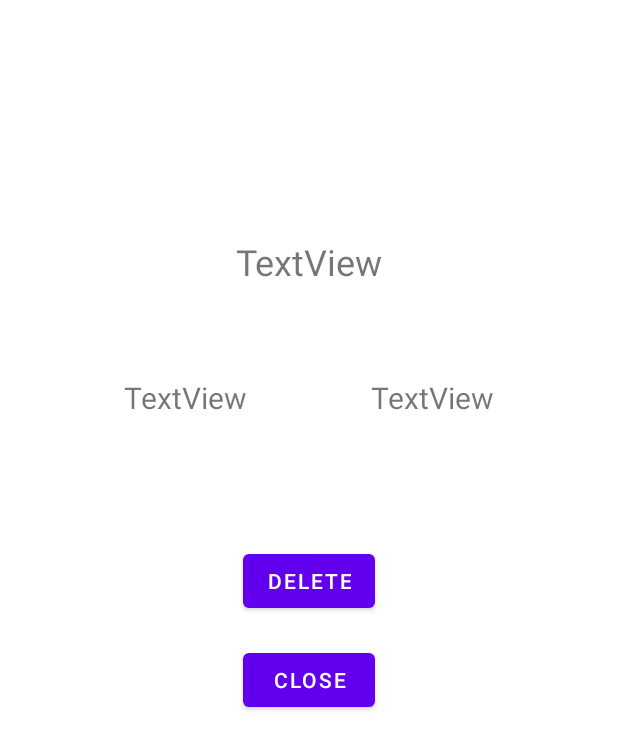
After one commit to aw3335/Final-Project, an Android app: the layout dialog_entry.xml on its own in the app's theme, with its tools: preview values and no code run, on a phone screen of 412 x 824 dp. The commit adds this screen. Shown: the top 750 px of the screen. Run offline under Robolectric (Android 15) with nearby library versions, the phone set to English and light mode, and no system bars.

Commit message:
Recycler view done

```diff
--- a/app/src/main/java/com/hfad/finalproject/DBHelper.java
+++ b/app/src/main/java/com/hfad/finalproject/DBHelper.java
@@ -50,7 +50,7 @@ public class DBHelper extends SQLiteOpenHelper {
     public void deleteEntry(long id)
     {
         //insert into employee(name, dob, designation) values ('Angel', 10000000 , 'SQL Programmer');
-        @SuppressLint("DefaultLocale") String insertString = String.format("delete from %s where %s = %d);",
+        @SuppressLint("DefaultLocale") String insertString = String.format("delete from %s where %s = %d)",
                 DBContract.UserEntry.TABLE_NAME, DBContract.UserEntry.COLUMN_ID, id);
 
         System.out.println("Saving: " + insertString);
--- a/app/src/main/java/com/hfad/finalproject/HangMan.java
+++ b/app/src/main/java/com/hfad/finalproject/HangMan.java
@@ -71,10 +71,8 @@ public class HangMan extends Fragment {
         imgTicTacToe.setOnClickListener(new View.OnClickListener() {
             @Override
             public void onClick(View v) {
-                System.out.println("\n\n We are at TicTacToe!!!");
-//                DialogTicTacToe dialog = new DialogTicTacToe();
-//                dialog.onCreateDialog(savedInstanceState);
-                Navigation.findNavController(v).navigate(R.id.action_hangMan_to_ticTacToe);
+                DialogTicTacToe dialog = new DialogTicTacToe(R.id.action_hangMan_to_ticTacToe);
+                dialog.show(getActivity().getSupportFragmentManager(), "");
             }
         });
 
--- a/app/src/main/java/com/hfad/finalproject/HighScore.java
+++ b/app/src/main/java/com/hfad/finalproject/HighScore.java
@@ -41,8 +41,8 @@ public class HighScore extends Fragment {
         imgTicTacToe.setOnClickListener(new View.OnClickListener() {
             @Override
             public void onClick(View v) {
-                System.out.println("\n\n We are at TicTacToe!!!");
-                Navigation.findNavController(v).navigate(R.id.action_highScore_to_ticTacToe);
+                DialogTicTacToe dialog = new DialogTicTacToe(R.id.action_highScore_to_ticTacToe);
+                dialog.show(getActivity().getSupportFragmentManager(), "");
             }
         });
 
@@ -68,7 +68,7 @@ public class HighScore extends Fragment {
     {
         RecyclerView rv = thisView.findViewById(R.id.recyclerView);
 
-        EntryListAdapter entListAdapter = new EntryListAdapter(getContext());
+        EntryListAdapter entListAdapter = new EntryListAdapter(getContext(), getActivity().getSupportFragmentManager());
         ArrayList<Entry> entries = dbHelper.fetchAllEntries();
         entListAdapter.setEntries(entries);
 
--- a/app/src/main/java/com/hfad/finalproject/MainMenu.java
+++ b/app/src/main/java/com/hfad/finalproject/MainMenu.java
@@ -31,7 +31,7 @@ public class MainMenu extends Fragment {
             @Override
             public void onClick(View v) {
 
-                DialogTicTacToe dialog = new DialogTicTacToe();
+                DialogTicTacToe dialog = new DialogTicTacToe(R.id.action_mainMenu_to_ticTacToe);
                 dialog.show(getActivity().getSupportFragmentManager(), "");
 
             }
--- /dev/null
+++ b/app/src/main/res/layout/dialog_entry.xml
@@ -0,0 +1,69 @@
+<?xml version="1.0" encoding="utf-8"?>
+<androidx.constraintlayout.widget.ConstraintLayout
+    xmlns:android="http://schemas.android.com/apk/res/android"
+    xmlns:app="http://schemas.android.com/apk/res-auto"
+    xmlns:tools="http://schemas.android.com/tools"
+    android:layout_width="match_parent"
+    android:layout_height="match_parent">
+
+
+    <TextView
+        android:id="@+id/lbl_name"
+        android:layout_width="wrap_content"
+        android:layout_height="wrap_content"
+        android:text="TextView"
+        android:textSize="24sp"
+        app:layout_constraintBottom_toBottomOf="parent"
+        app:layout_constraintEnd_toEndOf="parent"
+        app:layout_constraintStart_toStartOf="parent"
+        app:layout_constraintTop_toTopOf="parent"
+        app:layout_constraintVertical_bias="0.19999999" />
+
+    <TextView
+        android:id="@+id/lbl_score"
+        android:layout_width="wrap_content"
+        android:layout_height="wrap_content"
+        android:text="TextView"
+        android:textSize="20sp"
+        app:layout_constraintBottom_toBottomOf="parent"
+        app:layout_constraintEnd_toEndOf="parent"
+        app:layout_constraintHorizontal_bias="0.75"
+        app:layout_constraintStart_toStartOf="parent"
+        app:layout_constraintTop_toBottomOf="@+id/lbl_name"
+        app:layout_constraintVertical_bias="0.100000024" />
+
+    <TextView
+        android:id="@+id/lbl_game"
+        android:layout_width="wrap_content"
+        android:layout_height="wrap_content"
+        android:text="TextView"
+        android:textSize="20sp"
+        app:layout_constraintBottom_toBottomOf="parent"
+        app:layout_constraintEnd_toEndOf="parent"
+        app:layout_constraintHorizontal_bias="0.25"
+        app:layout_constraintStart_toStartOf="parent"
+        app:layout_constraintTop_toBottomOf="@+id/lbl_name"
+        app:layout_constraintVertical_bias="0.100000024" />
+
+    <Button
+        android:id="@+id/btn_close"
+        android:layout_width="wrap_content"
+        android:layout_height="wrap_content"
+        android:text="@string/close"
+        app:layout_constraintBottom_toBottomOf="parent"
+        app:layout_constraintEnd_toEndOf="@+id/btn_delete"
+        app:layout_constraintStart_toStartOf="@+id/btn_delete"
+        app:layout_constraintTop_toBottomOf="@+id/btn_delete"
+        app:layout_constraintVertical_bias="0.050000012" />
+
+    <Button
+        android:id="@+id/btn_delete"
+        android:layout_width="wrap_content"
+        android:layout_height="wrap_content"
+        android:text="@string/delete"
+        app:layout_constraintBottom_toBottomOf="parent"
+        app:layout_constraintEnd_toStartOf="@+id/lbl_score"
+        app:layout_constraintStart_toEndOf="@+id/lbl_game"
+        app:layout_constraintTop_toBottomOf="@+id/lbl_game"
+        app:layout_constraintVertical_bias="0.17000002" />
+</androidx.constraintlayout.widget.ConstraintLayout>
--- a/app/src/main/res/values/strings.xml
+++ b/app/src/main/res/values/strings.xml
@@ -19,4 +19,6 @@
     <string name="letter_already_entered">Letter already entered</string>
     <string name="congratulations">Congratulations!</string>
     <string name="tic_tac_toe">Tic Tac Toe</string>
+    <string name="delete">Delete</string>
+    <string name="close">Close</string>
 </resources>
```
Also changed, not shown: app/src/main/java/com/hfad/finalproject/DialogEntry.java (added, +75 -0 lines), app/src/main/java/com/hfad/finalproject/DialogTicTacToe.java (+6 -3 lines), app/src/main/java/com/hfad/finalproject/EntryListAdapter.java (+7 -2 lines).
